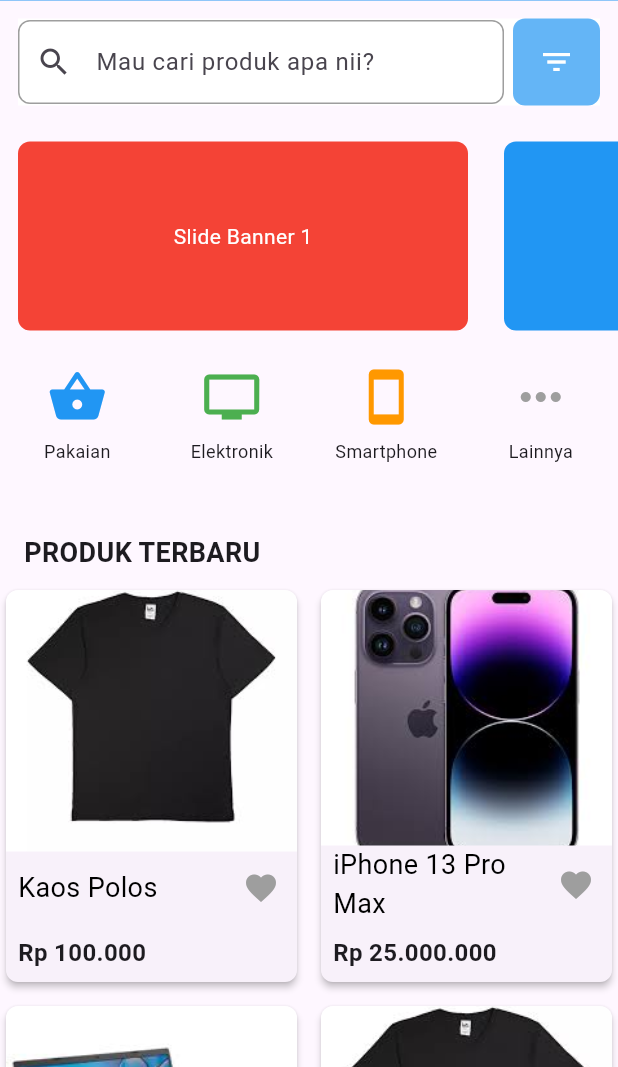
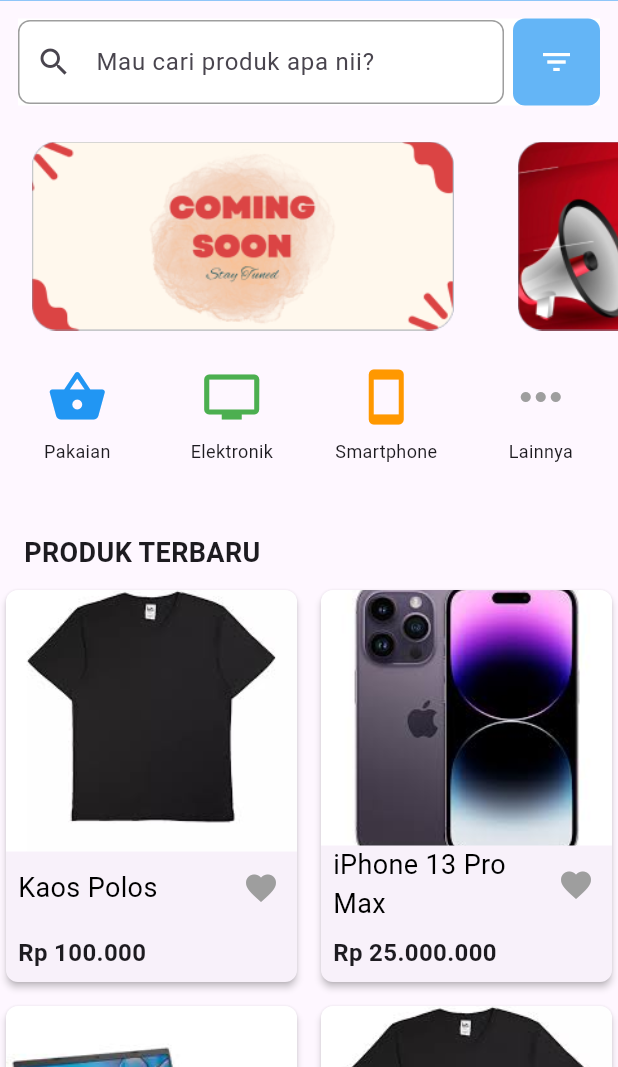
Before and after one commit to herlinpriatna/lapak_telu_app, a Flutter app: the HomePage screen opened directly, on a phone screen of 412 x 824 dp, the part 169-1236 px from its top. Run offline on Flutter 3.47's test engine with Material 3 defaults, Android fonts, the phone set to English and light mode, and no system bars; our stand-ins replace image_picker; missing offline and left inert: clipboard.

Commit message:
memperbarui code

```diff
--- a/lib/screen/home_page.dart
+++ b/lib/screen/home_page.dart
@@ -179,44 +179,23 @@ class _HomePageState extends State<HomePage> {
                         Container(
                           width: 300,
                           margin: EdgeInsets.all(12),
-                          decoration: BoxDecoration(
-                            color: Colors.red,
-                            borderRadius: BorderRadius.circular(8),
-                          ),
                           child: Center(
-                            child: Text(
-                              'Slide Banner 1',
-                              style: TextStyle(color: Colors.white),
-                            ),
-                          ),
+                              child: Image.asset('assets/images/banner-1.png',
+                                  fit: BoxFit.cover)),
                         ),
                         Container(
                           width: 300,
                           margin: EdgeInsets.all(12),
-                          decoration: BoxDecoration(
-                            color: Colors.blue,
-                            borderRadius: BorderRadius.circular(8),
-                          ),
                           child: Center(
-                            child: Text(
-                              'Slide Banner 2',
-                              style: TextStyle(color: Colors.white),
-                            ),
-                          ),
+                              child: Image.asset('assets/images/banner-2.png',
+                                  fit: BoxFit.cover)),
                         ),
                         Container(
                           width: 300,
                           margin: EdgeInsets.all(12),
-                          decoration: BoxDecoration(
-                            color: Colors.green,
-                            borderRadius: BorderRadius.circular(8),
-                          ),
                           child: Center(
-                            child: Text(
-                              'Slide Banner 3',
-                              style: TextStyle(color: Colors.white),
-                            ),
-                          ),
+                              child: Image.asset('assets/images/banner-3.png',
+                                  fit: BoxFit.cover)),
                         ),
                       ],
                     ),
```
Also changed, not shown: lib/screen/profil_page.dart (+50 -33 lines), lib/screen/toko_page.dart (+58 -73 lines), assets/images/banner-1.png (added), assets/images/banner-2.png (added), assets/images/banner-3.png (added), lib/main.dart (line endings or trailing spaces).
